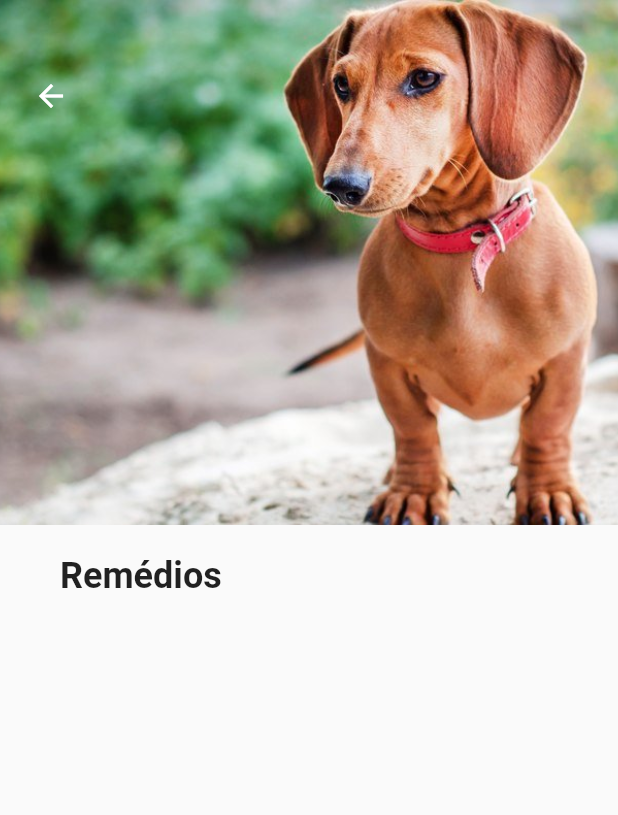
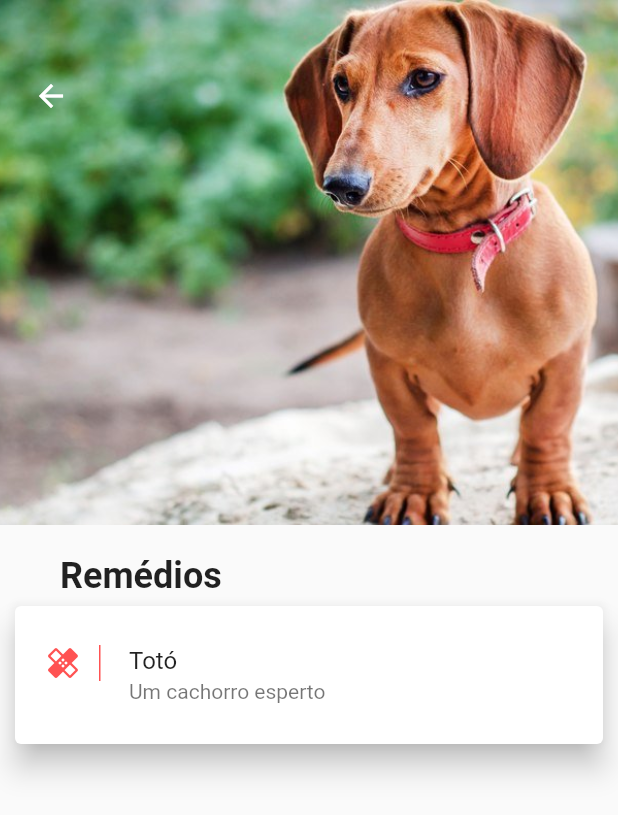
Before and after one commit to lucasmcar/pet-life-flutter, a Flutter app: the RemedioPetScreen screen opened directly with sample values from the repository, on a phone screen of 412 x 824 dp. Shown: the top 815 px of the screen. Run offline on Flutter 3.47's test engine with Material 2 defaults, Android fonts, the phone set to English and light mode, and no system bars; Roboto replaces fonts that are missing (Montserrat).

Commit message:
Adição do card na tela de remedio

```diff
--- a/lib/screens/pet/remedio_pet_screen.dart
+++ b/lib/screens/pet/remedio_pet_screen.dart
@@ -8,8 +8,7 @@ class RemedioPetScreen extends StatelessWidget {
   @override
   Widget build(BuildContext context) {
     return Scaffold(
-      body: SingleChildScrollView(
-        child: Column(crossAxisAlignment: CrossAxisAlignment.start, children: [
+      body: Column(crossAxisAlignment: CrossAxisAlignment.start, children: [
           Stack(
             children: [
               Hero(
@@ -24,35 +23,58 @@ class RemedioPetScreen extends StatelessWidget {
                 ),
               ),
               Padding(
-                padding: EdgeInsets.only(top: 40, left: 10),
+                padding: const EdgeInsets.only(top: 40, left: 10),
                 child: IconButton(
                     onPressed: () {
                       Navigator.of(context).pop();
                     },
-                    icon: Icon(Icons.arrow_back),
+                    icon: const Icon(Icons.arrow_back),
                     color: Colors.white),
               ),
             ],
           ),
-          SizedBox(height: 20),
+          const SizedBox(height: 20),
           Padding(
             padding: EdgeInsets.symmetric(horizontal: 40),
             child: Row(
               mainAxisAlignment: MainAxisAlignment.spaceBetween,
-              children: [
+              children: const [
                 Text(
                   "Remédios",
                   style: TextStyle(
                       fontFamily: "Montserrat",
                       fontSize: 24,
-                      fontWeight: FontWeight.bold
-                    ),
+                      fontWeight: FontWeight.bold),
                 ),
               ],
             ),
           ),
+          Expanded(
+              child: ListView(
+            children: [
+              Card(
+                elevation: 8.0,
+                margin: const EdgeInsets.symmetric(horizontal: 10, vertical: 6),
+                child: Container(
+                  child: ListTile(
+                      contentPadding: const EdgeInsets.symmetric(horizontal: 20, vertical: 10),
+                      leading: Container(
+                          padding: const EdgeInsets.only(right: 12),
+                          decoration: const BoxDecoration(
+                            border: Border(
+                              right: BorderSide(
+                                  width: 1.0, color: Colors.redAccent),
+                            ),
+                          ),
+                          child: const Icon(Icons.healing, color: Colors.redAccent)),
+                      title: Text(pet.nome,
+                          style: const TextStyle(fontWeight: FontWeight.w400)),
+                      subtitle: Text(pet.descricao)),
+                ),
+              ),
+            ],
+          )),
         ]),
-      ),
     );
   }
 }
```
